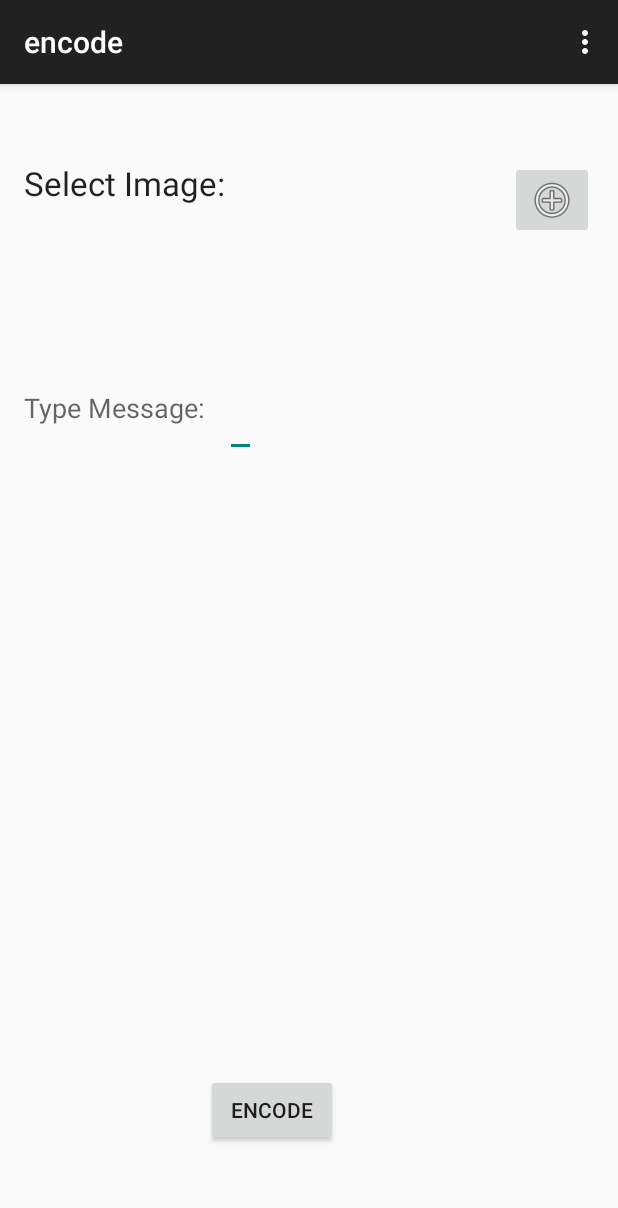
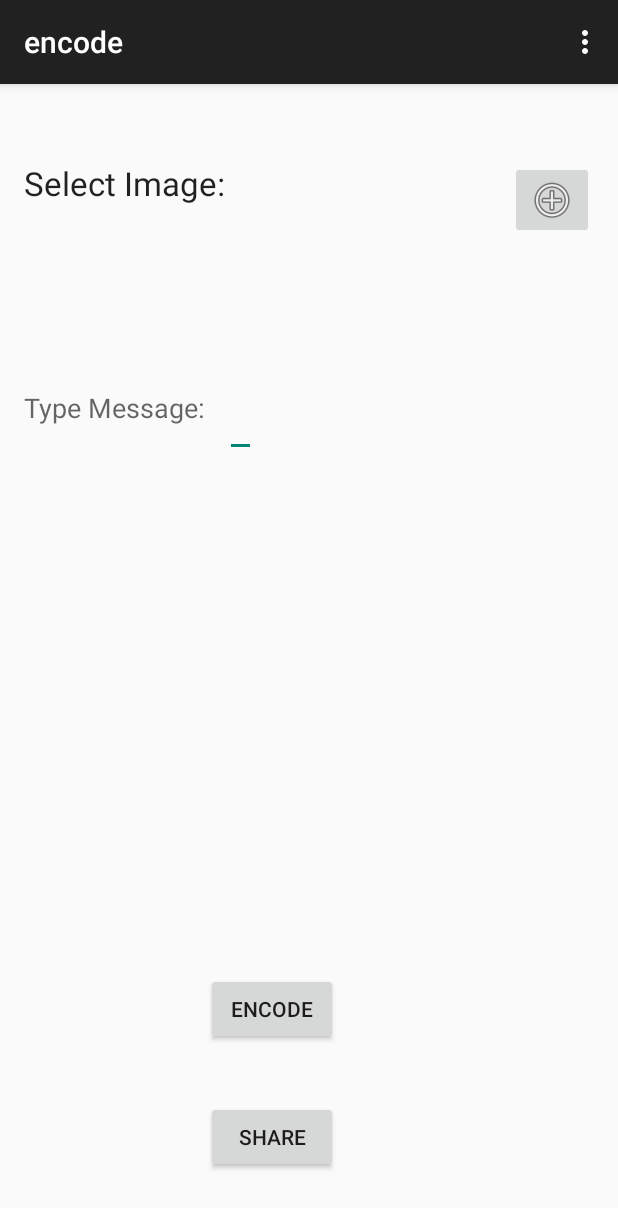
Before and after one commit to AugustanaCSC490Spring2015/CipherSquadSteganographyTool, an Android app: the EncodeActivity screen opened directly, with no data from a screen before it, after a tap on an icon or button, on a phone screen of 412 x 824 dp. Shown: the top 1208 px of the screen. Run offline under Robolectric (Android 15) with nearby library versions, the phone set to English and light mode, and no system bars; 1 statement that could not run was skipped.

Commit message:
Added scrollbars and started code for changing the imagebutton

```diff
--- a/app/src/main/java/edu/augustana/csc490/steganographytool/EncodeActivity.java
+++ b/app/src/main/java/edu/augustana/csc490/steganographytool/EncodeActivity.java
@@ -5,6 +5,7 @@ import android.app.Activity;
 import android.app.ProgressDialog;
 import android.content.ContentResolver;
 import android.content.Intent;
+import android.graphics.drawable.Drawable;
 import android.media.MediaScannerConnection;
 import android.net.Uri;
 import android.os.Environment;
@@ -49,13 +50,14 @@ public class EncodeActivity extends ActionBarActivity implements Embed.EmbedList
     private String imageDeleted;
     public MediaScannerConnection conn;
     public File finalFile;
+    public ImageButton imageSelectorButton;
 
     @Override
     protected void onCreate(Bundle savedInstanceState) {
         super.onCreate(savedInstanceState);
         setContentView(R.layout.activity_encode);
 
-        ImageButton imageSelectorButton = (ImageButton) findViewById(R.id.selectImageButton);
+        imageSelectorButton = (ImageButton) findViewById(R.id.selectImageButton);
         imageSelectorButton.setOnClickListener(imageSelectorListener);
 
         Button encodeButton = (Button) findViewById(R.id.encodeButton);
@@ -104,12 +106,22 @@ public class EncodeActivity extends ActionBarActivity implements Embed.EmbedList
 
     //Listener to select image to encode the message into
     View.OnClickListener imageSelectorListener = new View.OnClickListener(){
+        //File f = new File(".jpeg");
         @Override
         public void onClick(View view){
             Intent imageSelectorIntent = new Intent(Intent.ACTION_PICK);
             imageSelectorIntent.setType("image/*");
             startActivityForResult(imageSelectorIntent, SELECT_PHOTO);
+            //startActivityForResult(Intent.createChooser(imageSelectorIntent,
+            //getResources().getString(R.string.selectImage)), SELECT_PHOTO);
         }
+        //@Override
+       /* public void OnActivityResult(){
+            if(f.exists()) {
+                Drawable d = Drawable.createFromPath(f);
+                imageSelectorButton.setImageResource(d);
+            }
+        }*/
 
     };
     @Override
--- a/app/src/main/res/layout/activity_decode.xml
+++ b/app/src/main/res/layout/activity_decode.xml
@@ -50,10 +50,11 @@
     <TextView
         android:layout_width="wrap_content"
         android:layout_height="wrap_content"
-        android:text="New Text"
+        android:text=""
         android:id="@+id/displayTextView"
         android:layout_alignTop="@+id/messageTextView"
         android:layout_toLeftOf="@+id/attachImageButton"
-        android:layout_toStartOf="@+id/attachImageButton" />
+        android:layout_toStartOf="@+id/attachImageButton"
+        android:scrollbars="vertical"/>
 
 </RelativeLayout>
--- a/app/src/main/res/layout/activity_encode.xml
+++ b/app/src/main/res/layout/activity_encode.xml
@@ -43,26 +43,26 @@
         android:id="@+id/messageEditText"
         android:layout_alignTop="@+id/messageTextView"
         android:layout_toRightOf="@+id/selectTextView"
-        android:layout_toEndOf="@+id/selectTextView" />
+        android:layout_toEndOf="@+id/selectTextView"
+        android:scrollbars="vertical"/>
 
     <Button
         android:layout_width="wrap_content"
         android:layout_height="wrap_content"
         android:text="@string/encodeText"
         android:id="@+id/encodeButton"
-        android:layout_marginBottom="44dp"
-        android:layout_alignParentBottom="true"
+        android:layout_marginBottom="37dp"
+        android:layout_above="@+id/shareButton"
         android:layout_toRightOf="@+id/messageTextView"
-        android:layout_toEndOf="@+id/messageTextView"
-        android:layout_marginTop="82dp" />
+        android:layout_toEndOf="@+id/messageTextView" />
 
     <Button
         android:layout_width="wrap_content"
         android:layout_height="wrap_content"
-        android:text="Share"
+        android:text="@string/shareText"
         android:id="@+id/shareButton"
-        android:layout_marginTop="26dp"
-        android:layout_below="@+id/encodeButton"
+        android:layout_alignParentBottom="true"
         android:layout_alignLeft="@+id/encodeButton"
-        android:layout_alignStart="@+id/encodeButton" />
+        android:layout_alignStart="@+id/encodeButton"
+        android:layout_marginBottom="26dp" />
 </RelativeLayout>
--- a/app/src/main/res/values/strings.xml
+++ b/app/src/main/res/values/strings.xml
@@ -8,5 +8,6 @@
     <string name="selectImageText">Select Image:</string>
     <string name="typeMessageText">Type Message:</string>
     <string name="hiddenMessageText">Hidden Message:</string>
-
+    <string name="shareText">Share</string>
+    <string name ="selectImage"></string>
 </resources>
```
Also changed, not shown: 3 other files.
